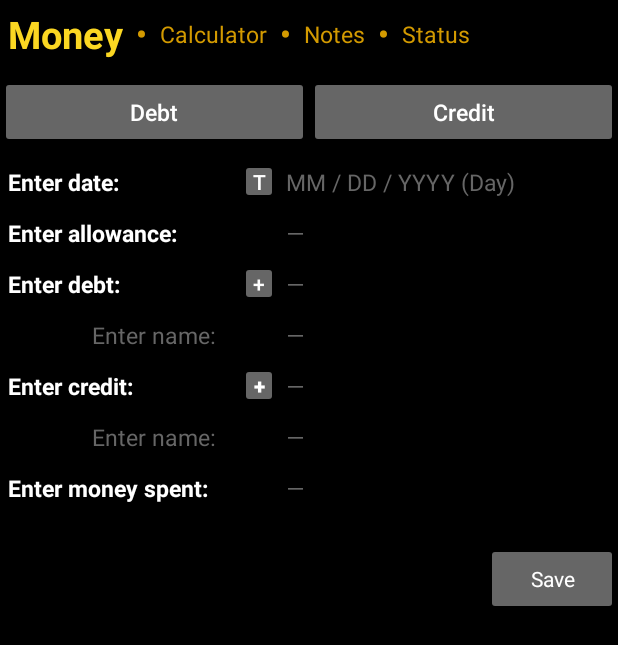
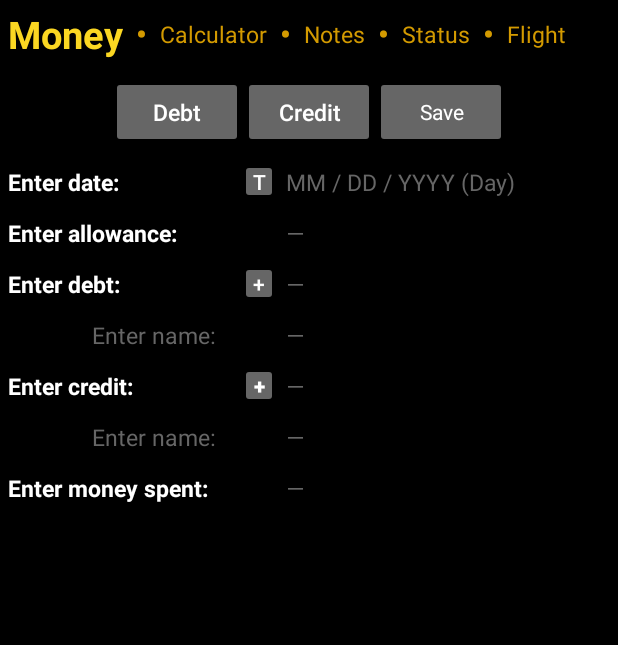
Before and after one commit to trono-wq/money, an Android app: the screen it shows after launch (Money), on a phone screen of 412 x 824 dp. Shown: the top 645 px of the screen. Run offline under Robolectric (Android 15) with nearby library versions, the phone set to English and light mode, and no system bars.

Commit message:
flight - flight

```diff
--- a/app/src/main/java/com/example/money/I_I_Calculator.kt
+++ b/app/src/main/java/com/example/money/I_I_Calculator.kt
@@ -999,7 +999,13 @@ class Calculator : AppCompatActivity() {
             .setOnClickListener {
                 startActivity(Intent(this, Status::class.java))
             }
+
+        findViewById<TextView>(R.id.ab_flight)
+            .setOnClickListener {
+                startActivity(Intent(this, Status::class.java))
+            }
     }
+
 
     // NUMBER - Formatting
     private fun formatNumber(value: String): String {
--- a/app/src/main/java/com/example/money/I_I_Notes.kt
+++ b/app/src/main/java/com/example/money/I_I_Notes.kt
@@ -141,6 +141,10 @@ class Notes : AppCompatActivity() {
         findViewById<TextView>(R.id.ab_calculator).setOnClickListener {
             startActivity(Intent(this, Calculator::class.java))
         }
+
+        findViewById<TextView>(R.id.ab_flight).setOnClickListener {
+            startActivity(Intent(this, Status::class.java))
+        }
     }
 
     // NUMBER FORMATTING
--- a/app/src/main/java/com/example/money/I_I_Status.kt
+++ b/app/src/main/java/com/example/money/I_I_Status.kt
@@ -61,6 +61,10 @@ class Status : AppCompatActivity() {
         findViewById<TextView>(R.id.ab_notes).setOnClickListener {
             startActivity(Intent(this, Notes::class.java))
         }
+
+        findViewById<TextView>(R.id.ab_flight).setOnClickListener {
+            startActivity(Intent(this, Notes::class.java))
+        }
     }
 
     override fun onResume() {
--- a/app/src/main/java/com/example/money/I_Money.kt
+++ b/app/src/main/java/com/example/money/I_Money.kt
@@ -298,16 +298,12 @@ class Money : AppCompatActivity() {
             startActivity(Intent(this, Calculator::class.java))
         }
 
-        findViewById<TextView>(R.id.ab_notes).setOnClickListener {
+        findViewById<TextView>(R.id.ab_flight).setOnClickListener {
             startActivity(Intent(this, Notes::class.java))
         }
 
-        findViewById<TextView>(R.id.b_ab_debt).setOnClickListener {
-            startActivity(Intent(this, Debt::class.java))
-        }
-
-        findViewById<TextView>(R.id.b_ab_credit).setOnClickListener {
-            startActivity(Intent(this, Credit::class.java))
+        findViewById<TextView>(R.id.ab_notes).setOnClickListener {
+            startActivity(Intent(this, Calculator::class.java))
         }
 
         updateSaveButton()
--- a/app/src/main/res/layout/i_money.xml
+++ b/app/src/main/res/layout/i_money.xml
@@ -83,6 +83,33 @@
             android:textColor="#d39a00"
             android:clickable="true"
             android:focusable="true"/>
+
+        <!-- SEPARATOR - Layout, Styling -->
+        <TextView
+            android:text="@string/ab_separator"
+
+            android:layout_width="wrap_content"
+            android:layout_height="wrap_content"
+
+            android:padding="3dp"
+            android:textStyle="bold"
+            android:textSize="20sp"
+            android:textColor="#d39a00"/>
+
+        <!-- CALCULATOR - Layout, Styling, Interact -->
+        <TextView
+            android:id="@+id/ab_flight"
+            android:text="Flight"
+
+            android:layout_width="wrap_content"
+            android:layout_height="wrap_content"
+
+            android:padding="5dp"
+            android:textSize="15sp"
+            android:textColor="#d39a00"
+
+            android:clickable="true"
+            android:focusable="true"/>
     </LinearLayout>
 
     <!-- DEBT / CREDIT BUTTONS -->
@@ -91,31 +118,62 @@
         android:layout_width="0dp"
         android:layout_height="wrap_content"
         android:layout_marginTop="5dp"
+        android:gravity="center"
         android:orientation="horizontal"
         app:layout_constraintTop_toBottomOf="@id/main_action_bar"
         app:layout_constraintStart_toStartOf="parent"
         app:layout_constraintEnd_toEndOf="parent">
 
+        <!-- WM - Layout, Font -->
         <androidx.appcompat.widget.AppCompatButton
             android:id="@+id/b_ab_debt"
             android:text="@string/b_ab_debt"
-            android:layout_width="0dp"
+
+            android:layout_width="wrap_content"
             android:layout_height="wrap_content"
-            android:layout_weight="1"
             android:backgroundTint="#666666"
+
+            android:textColor="#FFFFFF"
+            android:textSize="15sp"
+            android:textAllCaps="false" />
+
+        <!-- WEEK - Layout, Font -->
+        <androidx.appcompat.widget.AppCompatButton
+            android:id="@+id/b_ab_credit"
+            android:text="@string/b_ab_credit"
+
+            android:layout_width="wrap_content"
+            android:layout_height="wrap_content"
+            android:backgroundTint="#666666"
+
             android:textColor="#FFFFFF"
             android:textSize="15sp"
             android:textAllCaps="false"/>
 
+        <!-- DEBT - Layout, Font -->
         <androidx.appcompat.widget.AppCompatButton
-            android:id="@+id/b_ab_credit"
-            android:text="@string/b_ab_credit"
-            android:layout_width="0dp"
+
+            android:id="@+id/b_clear_all"
+            android:text="@string/b_clear_all"
+
+            android:layout_width="wrap_content"
             android:layout_height="wrap_content"
-            android:layout_weight="1"
             android:backgroundTint="#666666"
+
             android:textColor="#FFFFFF"
             android:textSize="15sp"
+            android:textAllCaps="false"/>
+
+        <!-- CREDIT - Layout, Font -->
+        <androidx.appcompat.widget.AppCompatButton
+            android:id="@+id/save"
+            android:text="@string/b_save"
+
+            android:layout_width="wrap_content"
+            android:layout_height="wrap_content"
+            android:backgroundTint="#666666"
+
+            android:textColor="#FFFFFF"
             android:textAllCaps="false"/>
     </LinearLayout>
 
@@ -123,7 +181,6 @@
     <LinearLayout
         android:id="@+id/content_container"
         android:layout_width="0dp"
-        android:layout_weight="0"
         android:layout_height="0dp"
         android:orientation="vertical"
         android:layout_marginTop="5dp"
@@ -135,9 +192,11 @@
         <!-- SCROLLABLE HORIZONTAL CONTENT -->
         <ScrollView
             android:id="@+id/scroll_view"
+
             android:layout_width="match_parent"
             android:layout_height="wrap_content"
             android:layout_weight="0"
+
             android:fillViewport="false"
             android:scrollbars="vertical">
 
@@ -382,38 +441,6 @@
             </LinearLayout>
         </ScrollView>
 
-        <!-- BOTTOM BUTTONS -->
-        <LinearLayout
-            android:id="@+id/bottom_button_bar"
-            android:layout_width="match_parent"
-            android:layout_height="wrap_content"
-            android:layout_marginTop="20dp"
-            android:orientation="horizontal"
-            android:gravity="center_vertical">
-
-            <androidx.appcompat.widget.AppCompatButton
-                android:id="@+id/b_clear_all"
-                android:layout_width="wrap_content"
-                android:layout_height="wrap_content"
-                android:backgroundTint="#666666"
-                android:text="@string/b_clear_all"
-                android:textAllCaps="false"
-                android:textColor="#FFFFFF"/>
-
-            <View
-                android:layout_width="0dp"
-                android:layout_height="1dp"
-                android:layout_weight="1"/>
-
-            <androidx.appcompat.widget.AppCompatButton
-                android:id="@+id/save"
-                android:layout_width="wrap_content"
-                android:layout_height="wrap_content"
-                android:backgroundTint="#666666"
-                android:text="@string/b_save"
-                android:textAllCaps="false"
-                android:textColor="#FFFFFF"/>
-        </LinearLayout>
     </LinearLayout>
 
 </androidx.constraintlayout.widget.ConstraintLayout>
```
Also changed, not shown: app/src/main/java/com/example/money/I_I_Flight.kt (added, +53 -0 lines), app/src/main/res/layout/i_i_calculator.xml (+27 -0 lines), app/src/main/res/layout/i_i_flight.xml (added, +154 -0 lines), app/src/main/res/layout/i_i_notes.xml (+27 -0 lines), app/src/main/res/layout/i_i_status.xml (+27 -0 lines), app/src/main/res/layout/ii_history.xml (+26 -0 lines), app/src/main/res/drawable/flight.png (added).
